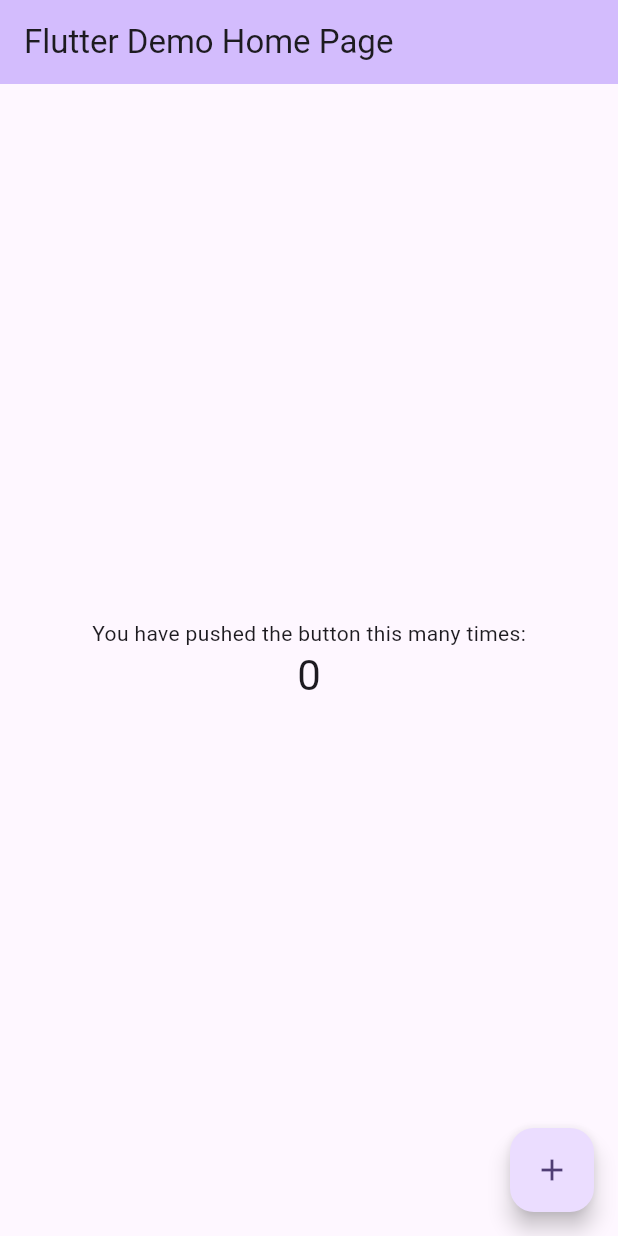
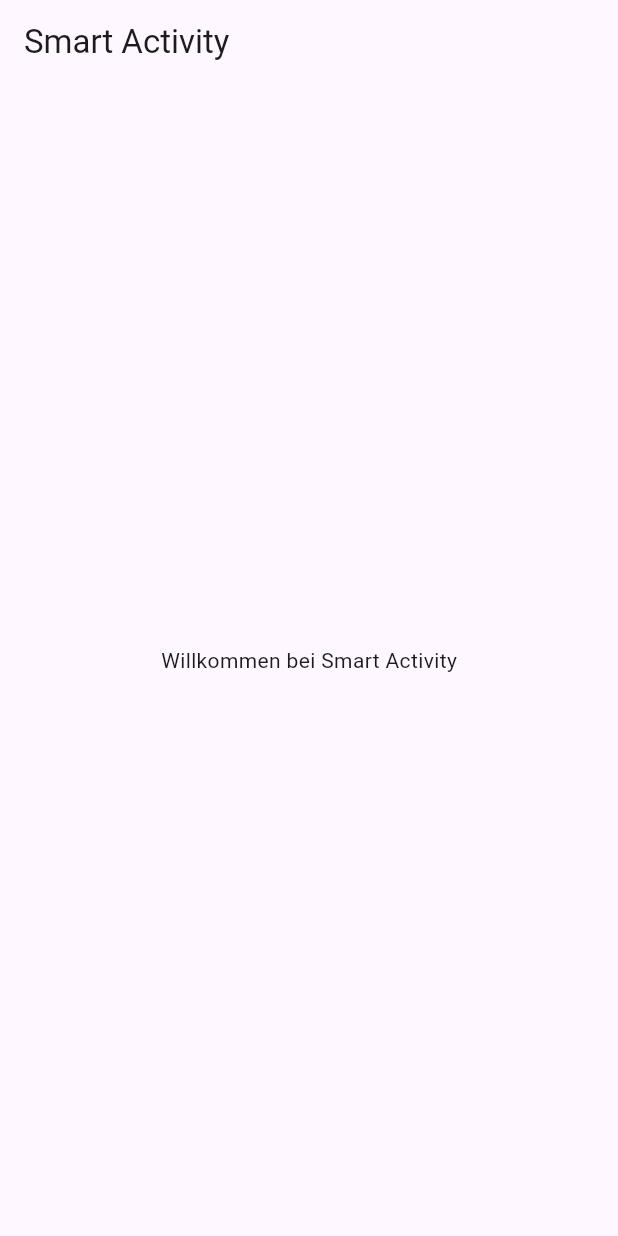
Before and after one commit to MohamadAlaskari/smart_activity_frontend, a Flutter app: the screen it shows after launch, on a phone screen of 412 x 824 dp. Run offline on Flutter 3.47's test engine with Material 3 defaults, Android fonts, the phone set to English and light mode, and no system bars; our stand-ins replace flutter_riverpod, go_router.

Commit message:
implement main.dart, routing setup with go_router and HomeScreen base

```diff
--- a/lib/core/theme/app_theme.dart
+++ b/lib/core/theme/app_theme.dart
@@ -1 +1,14 @@
-// TODO: Implement
+import 'package:flutter/material.dart';
+
+class AppTheme {
+  static final light = ThemeData(
+    brightness: Brightness.light,
+    primarySwatch: Colors.blue,
+    useMaterial3: true,
+  );
+
+  static final dark = ThemeData(
+    brightness: Brightness.dark,
+    useMaterial3: true,
+  );
+}
--- a/lib/features/home/presentation/screens/home_screen.dart
+++ b/lib/features/home/presentation/screens/home_screen.dart
@@ -0,0 +1,13 @@
+import 'package:flutter/material.dart';
+
+class HomeScreen extends StatelessWidget {
+  const HomeScreen({super.key});
+
+  @override
+  Widget build(BuildContext context) {
+    return Scaffold(
+      appBar: AppBar(title: const Text('Smart Activity')),
+      body: const Center(child: Text('Willkommen bei Smart Activity')),
+    );
+  }
+}
--- a/lib/main.dart
+++ b/lib/main.dart
@@ -1,122 +1,24 @@
 import 'package:flutter/material.dart';
+import 'package:flutter_riverpod/flutter_riverpod.dart';
+import 'core/theme/app_theme.dart';
+import 'routes/app_router.dart';
 
 void main() {
-  runApp(const MyApp());
+  runApp(const ProviderScope(child: SmartActivityApp()));
 }
 
-class MyApp extends StatelessWidget {
-  const MyApp({super.key});
+class SmartActivityApp extends StatelessWidget {
+  const SmartActivityApp({super.key});
 
-  // This widget is the root of your application.
   @override
   Widget build(BuildContext context) {
-    return MaterialApp(
-      title: 'Flutter Demo',
-      theme: ThemeData(
-        // This is the theme of your application.
-        //
-        // TRY THIS: Try running your application with "flutter run". You'll see
-        // the application has a purple toolbar. Then, without quitting the app,
-        // try changing the seedColor in the colorScheme below to Colors.green
-        // and then invoke "hot reload" (save your changes or press the "hot
-        // reload" button in a Flutter-supported IDE, or press "r" if you used
-        // the command line to start the app).
-        //
-        // Notice that the counter didn't reset back to zero; the application
-        // state is not lost during the reload. To reset the state, use hot
-        // restart instead.
-        //
-        // This works for code too, not just values: Most code changes can be
-        // tested with just a hot reload.
-        colorScheme: ColorScheme.fromSeed(seedColor: Colors.deepPurple),
-      ),
-      home: const MyHomePage(title: 'Flutter Demo Home Page'),
+    return MaterialApp.router(
+      title: 'Smart Activity',
+      debugShowCheckedModeBanner: false,
+      theme: AppTheme.light,
+      darkTheme: AppTheme.dark,
+      themeMode: ThemeMode.system,
+      routerConfig: AppRouter.router,
     );
   }
 }
-
-class MyHomePage extends StatefulWidget {
-  const MyHomePage({super.key, required this.title});
-
-  // This widget is the home page of your application. It is stateful, meaning
-  // that it has a State object (defined below) that contains fields that affect
-  // how it looks.
-
-  // This class is the configuration for the state. It holds the values (in this
-  // case the title) provided by the parent (in this case the App widget) and
-  // used by the build method of the State. Fields in a Widget subclass are
-  // always marked "final".
-
-  final String title;
-
-  @override
-  State<MyHomePage> createState() => _MyHomePageState();
-}
-
-class _MyHomePageState extends State<MyHomePage> {
-  int _counter = 0;
-
-  void _incrementCounter() {
-    setState(() {
-      // This call to setState tells the Flutter framework that something has
-      // changed in this State, which causes it to rerun the build method below
-      // so that the display can reflect the updated values. If we changed
-      // _counter without calling setState(), then the build method would not be
-      // called again, and so nothing would appear to happen.
-      _counter++;
-    });
-  }
-
-  @override
-  Widget build(BuildContext context) {
-    // This method is rerun every time setState is called, for instance as done
-    // by the _incrementCounter method above.
-    //
-    // The Flutter framework has been optimized to make rerunning build methods
-    // fast, so that you can just rebuild anything that needs updating rather
-    // than having to individually change instances of widgets.
-    return Scaffold(
-      appBar: AppBar(
-        // TRY THIS: Try changing the color here to a specific color (to
-        // Colors.amber, perhaps?) and trigger a hot reload to see the AppBar
-        // change color while the other colors stay the same.
-        backgroundColor: Theme.of(context).colorScheme.inversePrimary,
-        // Here we take the value from the MyHomePage object that was created by
-        // the App.build method, and use it to set our appbar title.
-        title: Text(widget.title),
-      ),
-      body: Center(
-        // Center is a layout widget. It takes a single child and positions it
-        // in the middle of the parent.
-        child: Column(
-          // Column is also a layout widget. It takes a list of children and
-          // arranges them vertically. By default, it sizes itself to fit its
-          // children horizontally, and tries to be as tall as its parent.
-          //
-          // Column has various properties to control how it sizes itself and
-          // how it positions its children. Here we use mainAxisAlignment to
-          // center the children vertically; the main axis here is the vertical
-          // axis because Columns are vertical (the cross axis would be
-          // horizontal).
-          //
-          // TRY THIS: Invoke "debug painting" (choose the "Toggle Debug Paint"
-          // action in the IDE, or press "p" in the console), to see the
-          // wireframe for each widget.
-          mainAxisAlignment: MainAxisAlignment.center,
-          children: <Widget>[
-            const Text('You have pushed the button this many times:'),
-            Text(
-              '$_counter',
-              style: Theme.of(context).textTheme.headlineMedium,
-            ),
-          ],
-        ),
-      ),
-      floatingActionButton: FloatingActionButton(
-        onPressed: _incrementCounter,
-        tooltip: 'Increment',
-        child: const Icon(Icons.add),
-      ), // This trailing comma makes auto-formatting nicer for build methods.
-    );
-  }
-}
--- a/lib/routes/app_router.dart
+++ b/lib/routes/app_router.dart
@@ -0,0 +1,13 @@
+import 'package:flutter/material.dart';
+import 'package:go_router/go_router.dart';
+import '../features/home/presentation/screens/home_screen.dart';
+
+class AppRouter {
+  static final router = GoRouter(
+    initialLocation: '/',
+    routes: [
+      GoRoute(path: '/', builder: (context, state) => const HomeScreen()),
+      // Weitere Seiten später hier z. B. /weather, /events, /ai ...
+    ],
+  );
+}
```
Also changed, not shown: pubspec.yaml (+7 -2 lines), pubspec.lock.
